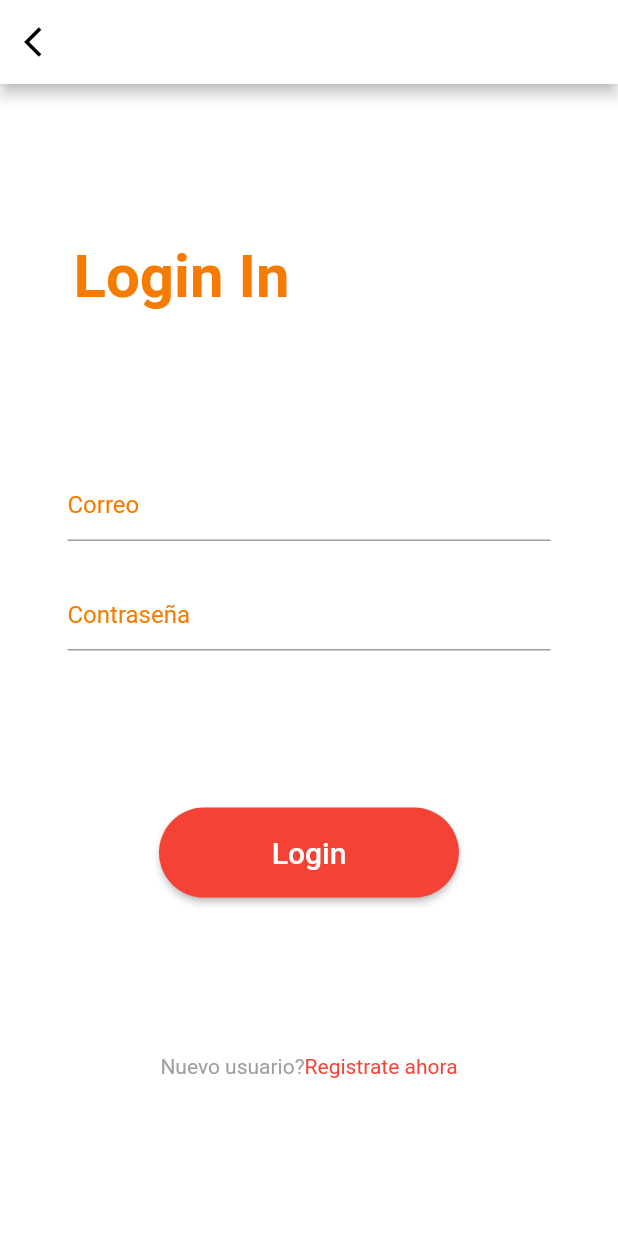
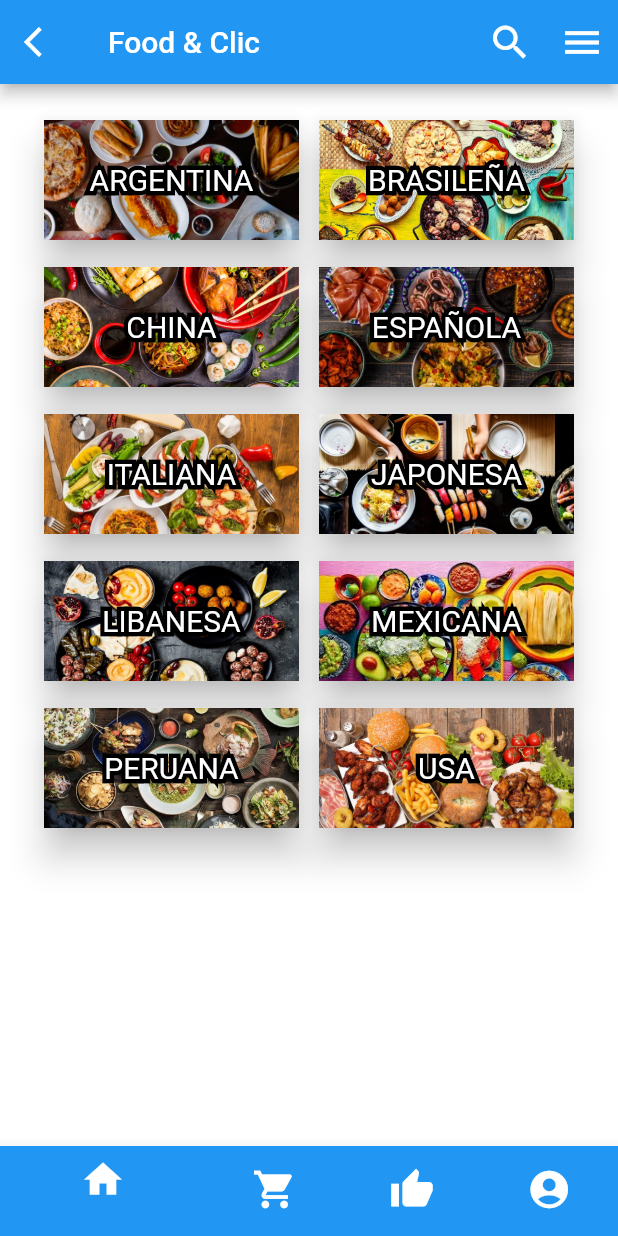
Before and after one commit to AXIOMANETWORK/Food_V1, a Flutter app: the LoginPage screen opened directly, after a tap on "Login", on a phone screen of 412 x 824 dp. Run offline on Flutter 3.47's test engine with Material 2 defaults, Android fonts, the phone set to English and light mode, and no system bars; our stand-ins replace firebase_auth, firebase_core; accounts and stored records are empty.

Commit message:
Entrega miercoles 21 Julio

```diff
--- /dev/null
+++ b/lib/screen/home_page.dart
@@ -0,0 +1,146 @@
+import 'package:flutter/cupertino.dart';
+import 'package:flutter/material.dart';
+
+class HomePage extends StatelessWidget {
+  @override
+  Widget build(BuildContext context) {
+    return Scaffold(
+        backgroundColor: Colors.white,
+        appBar: AppBar(
+          title: Text('Food & Clic', style: TextStyle(color: Colors.white)),
+          backgroundColor: Colors.blue,
+          leading: IconButton(
+              icon: Icon(
+                Icons.arrow_back_ios,
+                color: Colors.white,
+              ),
+              onPressed: () {
+                Navigator.pop(context);
+              }),
+          actions: <Widget>[
+            IconButton(
+                icon: Icon(Icons.search),
+                iconSize: 30.0,
+                color: Colors.white,
+                onPressed: () {
+                  print('Boton Search');
+                }),
+            IconButton(
+                icon: Icon(Icons.menu),
+                iconSize: 30,
+                color: Colors.white,
+                onPressed: () {
+                  print('Menu Food & Clic');
+                })
+          ],
+        ),
+        body: ListView(
+          padding: EdgeInsets.all(20.0),
+          children: <Widget>[
+            Row(
+              mainAxisAlignment: MainAxisAlignment.spaceEvenly,
+              children: [
+                _cardImagen('images/comida_argentina.jpg', 'ARGENTINA'),
+                _cardImagen('images/comida_brasilena.jpg', 'BRASILEÑA'),
+              ],
+            ),
+            SizedBox(height: 10.0),
+            Row(
+              mainAxisAlignment: MainAxisAlignment.spaceEvenly,
+              children: [
+                _cardImagen('images/comida_china.jpg', 'CHINA'),
+                _cardImagen('images/comida_espanola.jpg', 'ESPAÑOLA'),
+              ],
+            ),
+            SizedBox(height: 10.0),
+            Row(
+              mainAxisAlignment: MainAxisAlignment.spaceEvenly,
+              children: [
+                _cardImagen('images/comida_italiana.jpg', 'ITALIANA'),
+                _cardImagen('images/comida_japonesa.jpg', 'JAPONESA'),
+              ],
+            ),
+            SizedBox(height: 10.0),
+            Row(
+              mainAxisAlignment: MainAxisAlignment.spaceEvenly,
+              children: [
+                _cardImagen('images/comida_libanesa.jpeg', 'LIBANESA'),
+                _cardImagen('images/comida_mexicana.jpg', 'MEXICANA'),
+              ],
+            ),
+            SizedBox(height: 10.0),
+            Row(
+              mainAxisAlignment: MainAxisAlignment.spaceEvenly,
+              children: [
+                _cardImagen('images/comida_peruana.jpg', 'PERUANA'),
+                _cardImagen('images/comida_usa.jpg', 'USA')
+              ],
+            ),
+          ],
+        ),
+        bottomNavigationBar: BottomNavigationBar(
+          //selectedIconTheme: IconThemeData(color: Colors.white, size: 40),
+          selectedItemColor: Colors.white,
+          //selectedLabelStyle: TextStyle(color: Colors.black),
+          iconSize: 30,
+          unselectedIconTheme: IconThemeData(color: Colors.white),
+          items: const <BottomNavigationBarItem>[
+            BottomNavigationBarItem(
+                icon: Icon(Icons.home),
+                label: '',
+                backgroundColor: Colors.blue),
+            BottomNavigationBarItem(
+                icon: Icon(Icons.shopping_cart),
+                label: '',
+                backgroundColor: Colors.blue),
+            BottomNavigationBarItem(
+                icon: Icon(Icons.thumb_up),
+                label: '',
+                backgroundColor: Colors.blue),
+            BottomNavigationBarItem(
+                icon: Icon(Icons.account_circle),
+                label: '',
+                backgroundColor: Colors.blue)
+          ],
+        ));
+  }
+
+  Widget _cardImagen(String url, String comida) {
+    return Card(
+      elevation: 10.0,
+      child: Container(
+        decoration: BoxDecoration(
+          image: DecorationImage(
+              image: AssetImage("$url"),
+              fit: BoxFit.fitWidth,
+              alignment: Alignment.topCenter),
+        ),
+        height: 80,
+        width: 170,
+        child: Center(
+          child: Stack(
+            children: <Widget>[
+              Text(
+                comida,
+                style: TextStyle(
+                  fontSize: 20,
+                  foreground: Paint()
+                    ..style = PaintingStyle.stroke
+                    ..strokeWidth = 6
+                    ..color = Colors.black,
+                ),
+              ),
+              Text(
+                comida,
+                style: TextStyle(
+                  fontSize: 20,
+                  color: Colors.white,
+                ),
+              ),
+            ],
+          ),
+        ),
+      ),
+    );
+  }
+}
--- a/lib/screen/login_page.dart
+++ b/lib/screen/login_page.dart
@@ -1,4 +1,6 @@
 import 'package:flutter/material.dart';
+import 'package:foodapp/screen/home_page.dart';
+import 'package:foodapp/screen/sing_up.dart';
 import 'package:foodapp/screen/widget/my_text_field.dart';
 
 class LoginPage extends StatelessWidget {
@@ -32,7 +34,9 @@ class LoginPage extends StatelessWidget {
               Icons.arrow_back_ios,
               color: Colors.black,
             ),
-            onPressed: () {}),
+            onPressed: () {
+              //Navigator.pop(context);
+            }),
       ),
       body: Container(
         margin: EdgeInsets.symmetric(horizontal: 45),
@@ -65,15 +69,52 @@ class LoginPage extends StatelessWidget {
               ],
             ),
             Container(
-              height: 60,
+              height: 50,
               width: 200,
               child: RaisedButton(
                 color: Colors.red,
                 shape: RoundedRectangleBorder(
                     borderRadius: BorderRadius.circular(30)),
-                onPressed: () {},
+                onPressed: () {
+                  Navigator.push(context,
+                      MaterialPageRoute(builder: (context) => HomePage()));
+                },
                 child: Text(
                   "Login",
+                  style: TextStyle(color: Colors.white, fontSize: 20),
+                ),
+              ),
+            ),
+            Container(
+              height: 50,
+              width: 200,
+              child: RaisedButton(
+                color: Colors.blue,
+                shape: RoundedRectangleBorder(
+                    borderRadius: BorderRadius.circular(30)),
+                onPressed: () {
+                  Navigator.push(context,
+                      MaterialPageRoute(builder: (context) => HomePage()));
+                },
+                child: Text(
+                  "Facebook",
+                  style: TextStyle(color: Colors.white, fontSize: 20),
+                ),
+              ),
+            ),
+            Container(
+              height: 50,
+              width: 200,
+              child: RaisedButton(
+                color: Colors.green,
+                shape: RoundedRectangleBorder(
+                    borderRadius: BorderRadius.circular(30)),
+                onPressed: () {
+                  Navigator.push(context,
+                      MaterialPageRoute(builder: (context) => HomePage()));
+                },
+                child: Text(
+                  "Google",
                   style: TextStyle(color: Colors.white, fontSize: 20),
                 ),
               ),
@@ -81,14 +122,16 @@ class LoginPage extends StatelessWidget {
             Row(
               mainAxisAlignment: MainAxisAlignment.center,
               children: [
-                Text(
-                  "Nuevo usuario?",
-                  style: TextStyle(color: Colors.grey),
-                ),
-                Text(
-                  "Registrate ahora",
-                  style: TextStyle(color: Colors.red),
-                )
+                Text("Nuevo usuario?", style: TextStyle(color: Colors.grey)),
+                TextButton(
+                    style: TextButton.styleFrom(
+                        textStyle: TextStyle(fontSize: 15)),
+                    onPressed: () {
+                      Navigator.push(context,
+                          MaterialPageRoute(builder: (context) => SignUp()));
+                    },
+                    child: Text('Registrate ahora',
+                        style: TextStyle(color: Colors.red)))
               ],
             )
           ],
--- a/pubspec.yaml
+++ b/pubspec.yaml
@@ -28,6 +28,10 @@ dependencies:
   # The following adds the Cupertino Icons font to your application.
   # Use with the CupertinoIcons class for iOS style icons.
   cupertino_icons: ^1.0.0
+  firebase_core: ^0.7.0
+  firebase_auth:
+  cloud_firestore:
+  provider: ^5.0.0
   #cloud_firestore: ^0.16.0+1
   #firebase_auth: ^0.20.1
   #firebase_core: ^0.7.0
@@ -52,6 +56,7 @@ flutter:
   # To add assets to your application, add an assets section, like this:
   assets:
   - images/logo.png
+  - images/
   #   - images/a_dot_ham.jpeg
 
   # An image asset can refer to one or more resolution-specific "variants", see
```
Also changed, not shown: lib/main.dart (+5 -4 lines), lib/screen/sing_up.dart (+18 -3 lines), lib/screen/welcome_page.dart (+8 -8 lines), lib/services/auth.dart (added, +21 -0 lines), images/comida_argentina.jpg (added), images/comida_brasilena.jpg (added), images/comida_china.jpg (added), images/comida_espanola.jpg (added), images/comida_italiana.jpg (added), images/comida_japonesa.jpg (added), images/comida_libanesa.jpeg (added), images/comida_mexicana.jpg (added), images/comida_peruana.jpg (added), images/comida_usa.jpg (added), 1 more files, 2 other files.
